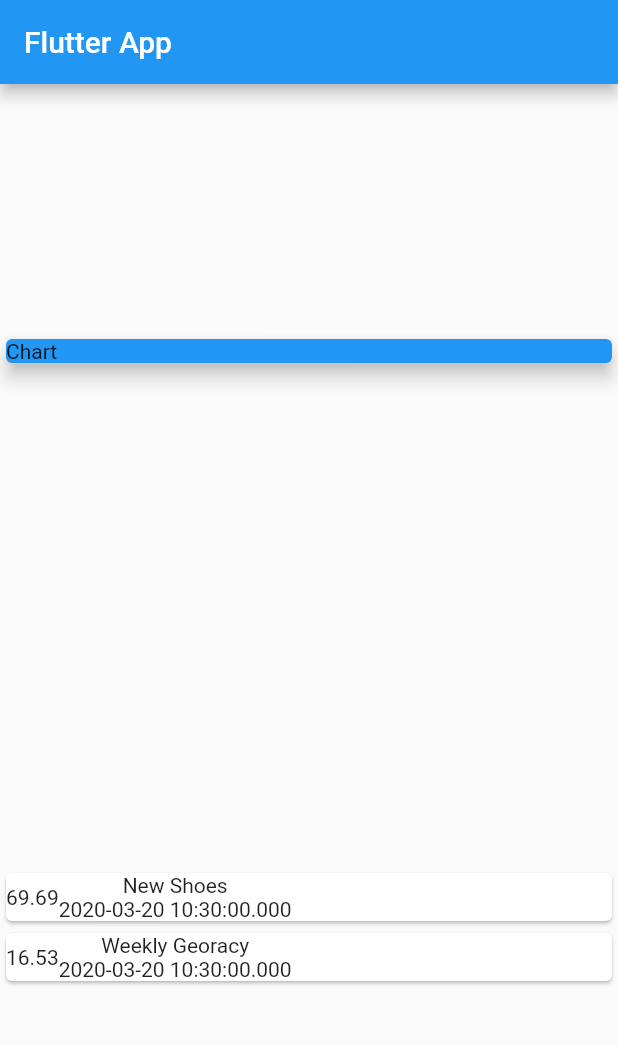
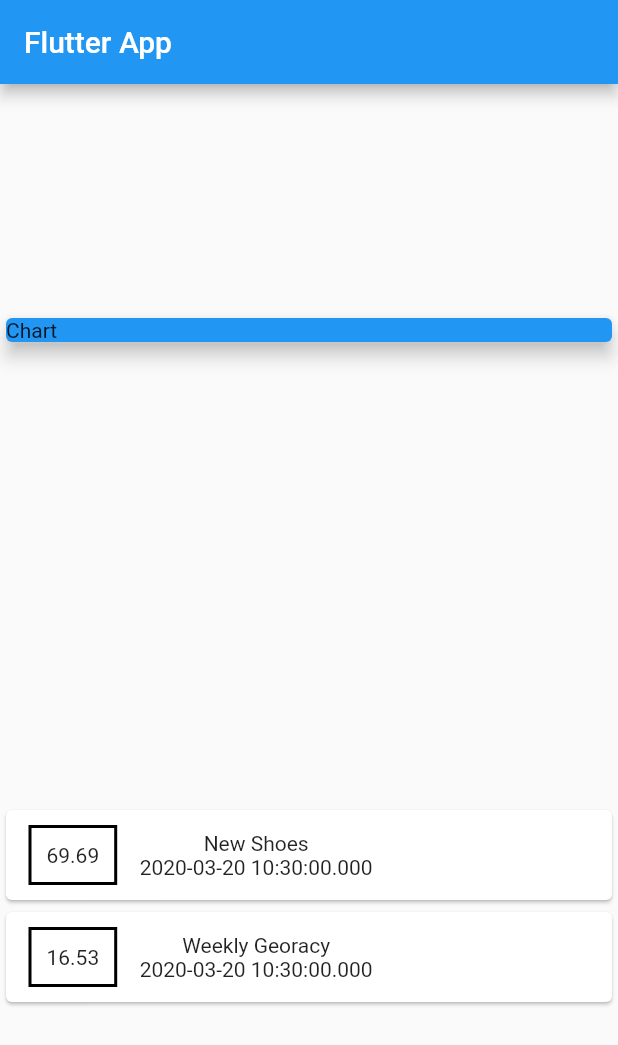
Before and after one commit to sliemansalah/expanse_planner, a Flutter app: the screen it shows after launch, on a phone screen of 412 x 824 dp. Shown: the top 1045 px of the screen. Run offline on Flutter 3.47's test engine with Material 2 defaults, Android fonts, the phone set to English and light mode, and no system bars.

Commit message:
Styling a Container

```diff
--- a/lib/main.dart
+++ b/lib/main.dart
@@ -4,11 +4,19 @@ import 'package:flutter/material.dart';
 void main() => runApp(MyHomePage());
 
 class MyHomePage extends StatelessWidget {
-
   final List<Transaction> transactions = [
-    Transaction(id:'t1',title:'New Shoes', amount: 69.69, date: DateTime.now(),),
-        Transaction(id:'wed7',title:'Weekly Georacy', amount: 16.53, date: DateTime.now(),)
-
+    Transaction(
+      id: 't1',
+      title: 'New Shoes',
+      amount: 69.69,
+      date: DateTime.now(),
+    ),
+    Transaction(
+      id: 'wed7',
+      title: 'Weekly Georacy',
+      amount: 16.53,
+      date: DateTime.now(),
+    )
   ];
 
   Widget build(BuildContext context) {
@@ -29,21 +37,32 @@ class MyHomePage extends StatelessWidget {
               elevation: 5,
             ),
           ),
-          Column(children: transactions.map((tx){
-            return Card(
-              child: Row(children: <Widget>[
-                Container(
-                  child: Text(
-                    tx.amount.toString()
+          Column(
+            children: transactions.map((tx) {
+              return Card(
+                child: Row(
+                  children: <Widget>[
+                    Container(
+                      margin:
+                          EdgeInsets.symmetric(vertical: 10, horizontal: 15),
+                          decoration: BoxDecoration(border: Border.all(
+                            color:Colors.black,
+                            width:2
+                          )),
+                          padding: EdgeInsets.all(10),
+                      child: Text(tx.amount.toString()),
                     ),
+                    Column(
+                      children: <Widget>[
+                        Text(tx.title),
+                        Text(tx.date.toString())
+                      ],
+                    )
+                  ],
                 ),
-                Column(children: <Widget>[
-                  Text(tx.title),
-                  Text(tx.date.toString())
-                ],)
-              ],),
-            );
-          }).toList(),)
+              );
+            }).toList(),
+          )
         ],
       ),
     ));
```
